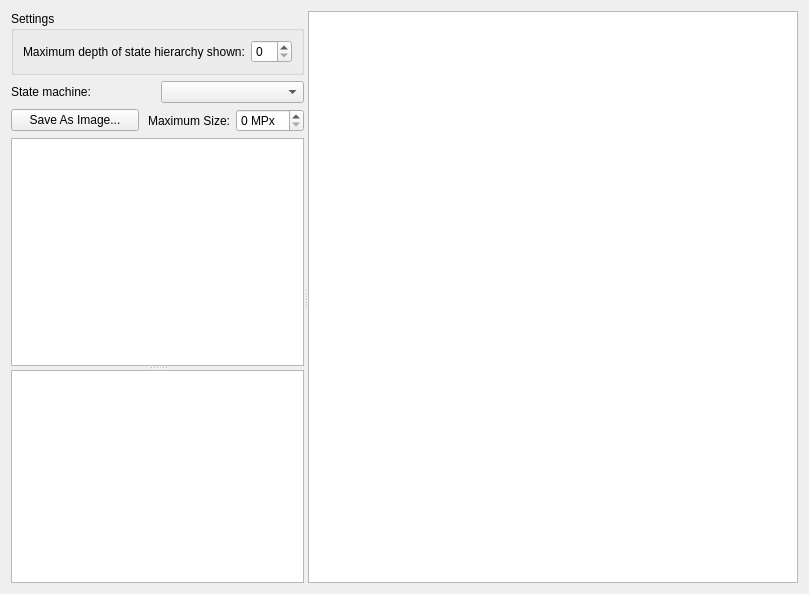
Qt form plugins/statemachineviewer/statemachineviewer.ui (KDAB/GammaRay) before a commit.
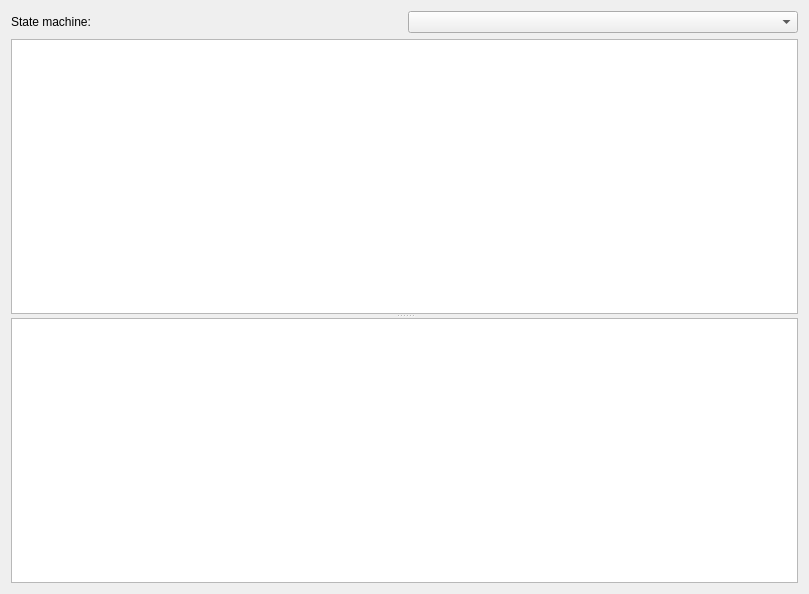
The same form after that commit. Custom widgets are drawn as their Qt base class.

Patch:
```diff
--- a/plugins/statemachineviewer/statemachineviewer.ui
+++ b/plugins/statemachineviewer/statemachineviewer.ui
@@ -22,32 +22,6 @@
       </property>
       <widget class="QWidget" name="layoutWidget">
        <layout class="QVBoxLayout" name="verticalLayout">
-        <item>
-         <widget class="QGroupBox" name="depthGroupBox">
-          <property name="title">
-           <string>Settings</string>
-          </property>
-          <layout class="QGridLayout" name="gridLayout_4">
-           <item row="0" column="0">
-            <widget class="QLabel" name="depthlLabel">
-             <property name="text">
-              <string>Maximum depth of state hierarchy shown:</string>
-             </property>
-             <property name="buddy">
-              <cstring>depthSpinBox</cstring>
-             </property>
-            </widget>
-           </item>
-           <item row="0" column="1">
-            <widget class="QSpinBox" name="depthSpinBox">
-             <property name="value">
-              <number>0</number>
-             </property>
-            </widget>
-           </item>
-          </layout>
-         </widget>
-        </item>
         <item>
          <layout class="QHBoxLayout" name="horizontalLayout">
           <item>
@@ -69,46 +43,6 @@
           </item>
          </layout>
         </item>
-        <item>
-         <layout class="QHBoxLayout" name="horizontalLayout_2" stretch="3,2,1">
-          <item>
-           <widget class="QPushButton" name="exportButton">
-            <property name="text">
-             <string>Save As Image...</string>
-            </property>
-           </widget>
-          </item>
-          <item>
-           <widget class="QLabel" name="maxMegaPixelsLabel">
-            <property name="toolTip">
-             <string>&lt;qt&gt;Limits the maximum size of the exported image file. Zooming could otherwise make the image extremely large. The number given is in units of mega pixel.&lt;/qt&gt;</string>
-            </property>
-            <property name="text">
-             <string>Maximum Size:</string>
-            </property>
-            <property name="alignment">
-             <set>Qt::AlignRight|Qt::AlignTrailing|Qt::AlignVCenter</set>
-            </property>
-            <property name="buddy">
-             <cstring>maxMegaPixelsSpinBox</cstring>
-            </property>
-           </widget>
-          </item>
-          <item>
-           <widget class="QSpinBox" name="maxMegaPixelsSpinBox">
-            <property name="toolTip">
-             <string>&lt;qt&gt;Limits the maximum size of the exported image file. Zooming could otherwise make the image extremely large. The number given is in units of mega pixel.&lt;/qt&gt;</string>
-            </property>
-            <property name="text" stdset="0">
-             <string>0 MPx</string>
-            </property>
-            <property name="suffix">
-             <string comment="mega pixel unit"> MPx</string>
-            </property>
-           </widget>
-          </item>
-         </layout>
-        </item>
         <item>
          <widget class="QTreeView" name="singleStateMachineView">
           <property name="uniformRowHeights">
@@ -133,14 +67,6 @@
        </property>
       </widget>
      </widget>
-     <widget class="StateMachineView" name="graphicsView">
-      <property name="sizePolicy">
-       <sizepolicy hsizetype="Expanding" vsizetype="Expanding">
-        <horstretch>1</horstretch>
-        <verstretch>0</verstretch>
-       </sizepolicy>
-      </property>
-     </widget>
     </widget>
    </item>
   </layout>
@@ -150,13 +76,6 @@
    </property>
   </action>
  </widget>
- <customwidgets>
-  <customwidget>
-   <class>StateMachineView</class>
-   <extends>QGraphicsView</extends>
-   <header>statemachineview.h</header>
-  </customwidget>
- </customwidgets>
  <resources/>
  <connections/>
 </ui>
```
